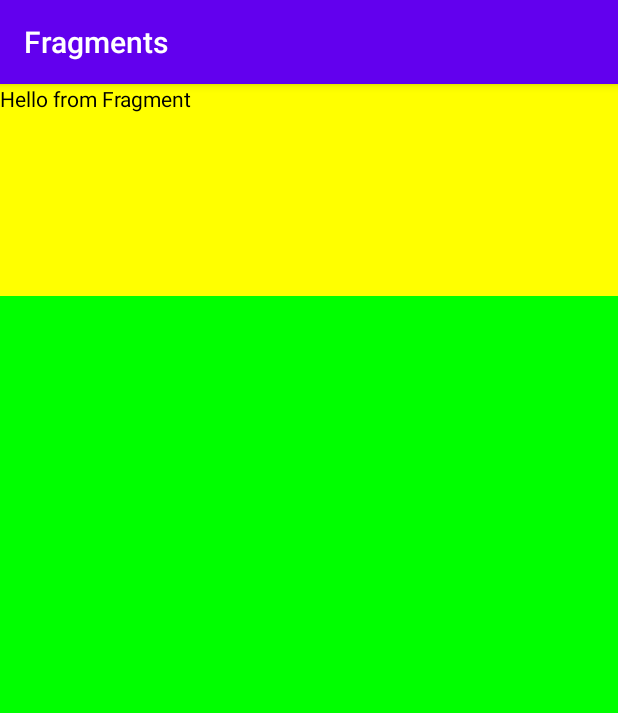
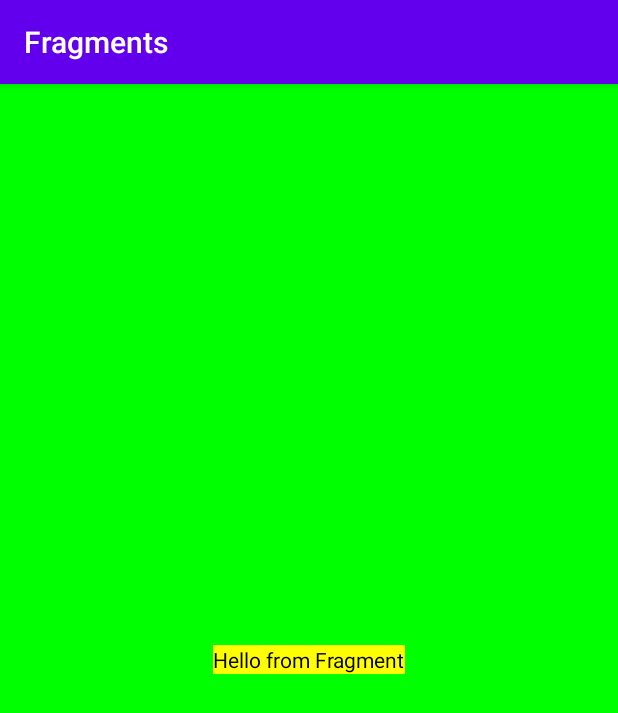
Before and after one commit to phlpmwa/fragments, an Android app: the screen it shows after launch (MainActivity), on a phone screen of 412 x 824 dp. Shown: the top 713 px of the screen. Run offline under Robolectric (Android 15) with nearby library versions, the phone set to English and light mode, and no system bars.

```diff
--- a/app/src/main/java/com/example/fragments/HelloFragment.java
+++ b/app/src/main/java/com/example/fragments/HelloFragment.java
@@ -1,5 +1,7 @@
 package com.example.fragments;
 
+
+import android.app.Fragment;
 import android.os.Bundle;
 import android.view.LayoutInflater;
 import android.view.View;
@@ -7,7 +9,6 @@ import android.view.ViewGroup;
 
 import androidx.annotation.NonNull;
 import androidx.annotation.Nullable;
-import androidx.fragment.app.Fragment;
 
 public class HelloFragment extends Fragment {
     @Nullable
--- a/app/src/main/java/com/example/fragments/MainActivity.java
+++ b/app/src/main/java/com/example/fragments/MainActivity.java
@@ -1,8 +1,10 @@
 package com.example.fragments;
 
+import android.app.FragmentManager;
+import android.app.FragmentTransaction;
+import android.os.Bundle;
+
 import androidx.appcompat.app.AppCompatActivity;
-
-import android.os.Bundle;
 
 public class MainActivity extends AppCompatActivity {
 
@@ -10,5 +12,15 @@ public class MainActivity extends AppCompatActivity {
     protected void onCreate(Bundle savedInstanceState) {
         super.onCreate(savedInstanceState);
         setContentView(R.layout.activity_main);
+        addFragmentProgrammatically();
+
+    }
+    public  void addFragmentProgrammatically()
+    {
+      HelloFragment helloFragment= new HelloFragment();
+        FragmentManager manager=getFragmentManager();
+        FragmentTransaction transaction=manager.beginTransaction();
+        FragmentTransaction helloFragment1 = transaction.add(R.id.container, helloFragment, "helloFragment");
+        transaction.commit();
     }
 }
--- a/app/src/main/res/layout/activity_main.xml
+++ b/app/src/main/res/layout/activity_main.xml
@@ -1,16 +1,22 @@
 <?xml version="1.0" encoding="utf-8"?>
-<LinearLayout xmlns:android="http://schemas.android.com/apk/res/android"
+<RelativeLayout xmlns:android="http://schemas.android.com/apk/res/android"
     xmlns:app="http://schemas.android.com/apk/res-auto"
     xmlns:tools="http://schemas.android.com/tools"
     android:layout_width="match_parent"
     android:layout_height="match_parent"
     tools:context=".MainActivity"
     android:orientation="vertical"
-    android:background="#0f0">
+    android:background="#0f0"
+    android:id="@+id/layout">
+    <FrameLayout
+        android:layout_width="wrap_content"
+        android:layout_height="wrap_content"
+        android:layout_centerInParent="true"
+        android:id="@+id/container"/>
 
-    <fragment
+    <!--<fragment
         android:id="@+id/fragment"
         android:name="com.example.fragments.HelloFragment"
         android:layout_width="match_parent"
-        android:layout_height="141dp" />
-</LinearLayout>
+        android:layout_height="141dp" />-->
+</RelativeLayout>
```
